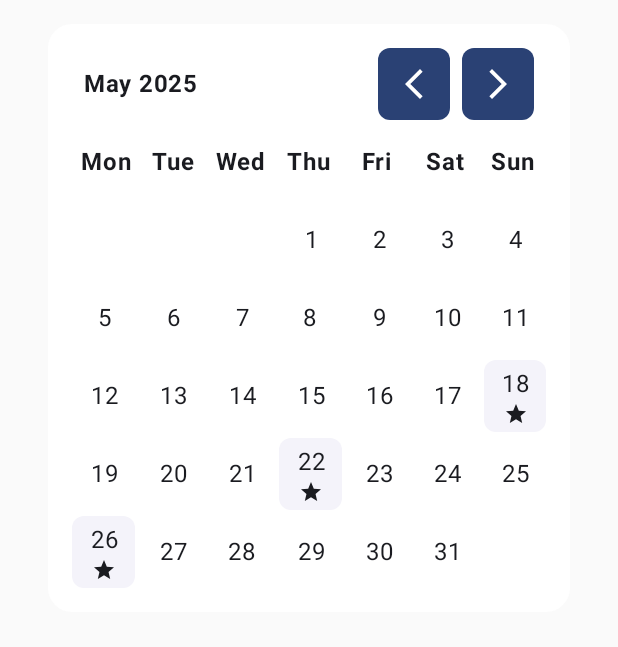
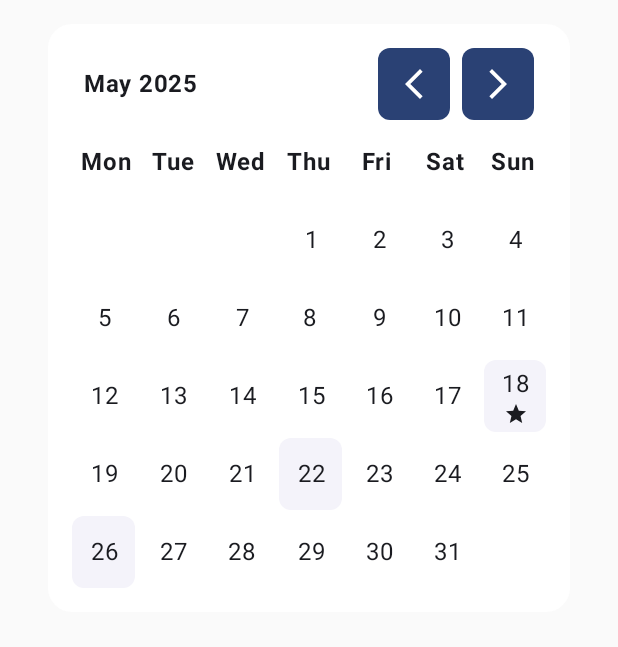
Before and after one commit to jimmyplazas/compose-calendar, an Android app built with Jetpack Compose: the screen it shows after launch (MainActivity), after a tap on "10", on a phone screen of 412 x 824 dp, the part 82-729 px from its top. Run offline under Robolectric (Android 15) with nearby library versions, the phone set to English and light mode, and no system bars.

Commit message:
feat: Improve example

```diff
--- a/app/src/main/java/dev/alejo/composecalendar/MainActivity.kt
+++ b/app/src/main/java/dev/alejo/composecalendar/MainActivity.kt
@@ -50,6 +50,7 @@ fun Calendar() {
             color = MaterialTheme.colorScheme.primary
         )
         ComposeCalendar(
+            animatedBody = false,
             modifier = Modifier.padding(16.dp),
             events = listOf(
                 CalendarEvent(
@@ -60,7 +61,6 @@ fun Calendar() {
                     icon = Icons.Default.Star
                 ),
                 CalendarEvent(
-                    title = "Event 1",
                     date = Clock.System.now()
                         .toLocalDateTime(TimeZone.currentSystemDefault()).date.plus(
                             DatePeriod(
@@ -68,12 +68,9 @@ fun Calendar() {
                                 months = 0,
                                 days = 4
                             )
-                        ),
-                    description = "Description 1",
-                    icon = Icons.Default.Star
+                        )
                 ),
                 CalendarEvent(
-                    title = "Event 1",
                     date = Clock.System.now()
                         .toLocalDateTime(TimeZone.currentSystemDefault()).date.plus(
                             DatePeriod(
@@ -82,8 +79,6 @@ fun Calendar() {
                                 days = 8
                             )
                         ),
-                    description = "Description 1",
-                    icon = Icons.Default.Star
                 )
             ),
             calendarColors = calendarColors(
@@ -92,8 +87,8 @@ fun Calendar() {
                 backgroundColor = Color.White,
                 headerBackgroundColor = Color.White
             ),
-            onDayClick = {
-                /* Do Something */
+            onDayClick = { event ->
+                println(event.toString())
             }
         )
     }
```
